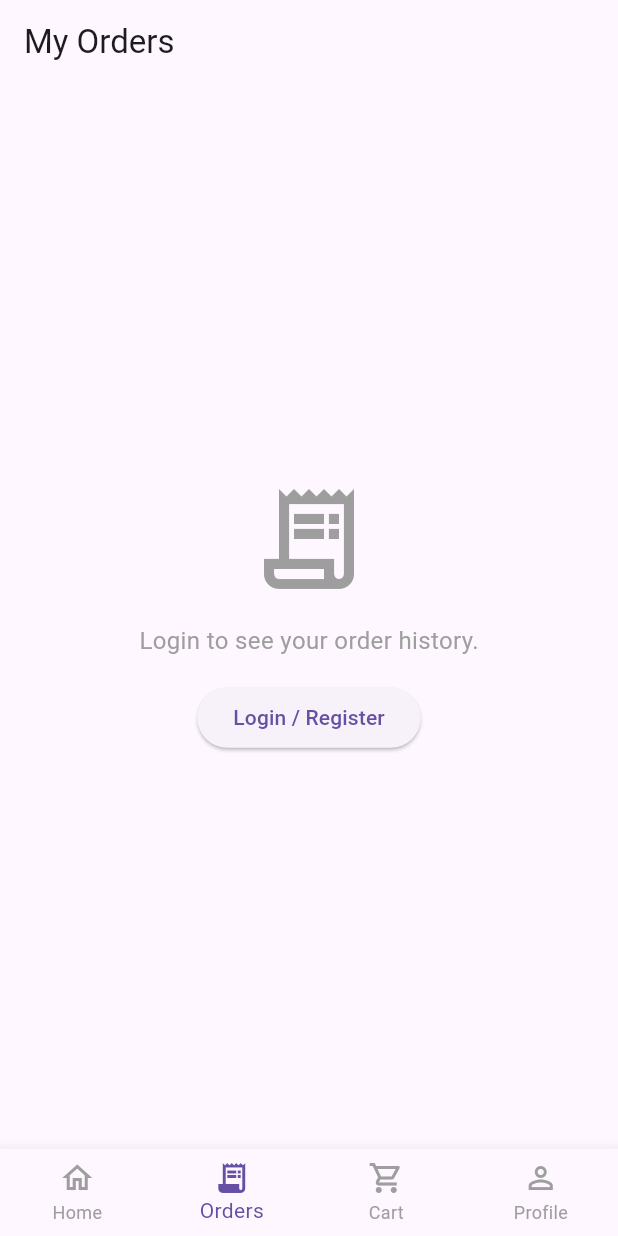
After one commit to MengT168/Flutter_Laravel_Pro, a Flutter app: the screen it shows after launch, item 2 of the bottom bar chosen, on a phone screen of 412 x 824 dp. The commit adds this screen. Run offline on Flutter 3.47's test engine with Material 3 defaults, Android fonts, the phone set to English and light mode, and no system bars; our stand-ins replace image_picker, shared_preferences; network calls fail.

Commit message:
update for myOrder and cancelOrder

```diff
--- /dev/null
+++ b/lib/screens/OrderScreen.dart
@@ -0,0 +1,156 @@
+import 'package:flutter/material.dart';
+import 'package:lara_flutter_pro/screens/login_screen.dart';
+import 'package:provider/provider.dart';
+import '../auth/auth_service.dart';
+
+class OrderScreen extends StatefulWidget {
+  const OrderScreen({super.key});
+
+  @override
+  State<OrderScreen> createState() => _OrderScreenState();
+}
+
+class _OrderScreenState extends State<OrderScreen> {
+  List<dynamic> _orders = [];
+  bool _isLoading = false;
+
+  @override
+  void didChangeDependencies() {
+    super.didChangeDependencies();
+    final authService = context.watch<AuthService>();
+    if (authService.user != null) {
+      _fetchOrders();
+    }
+  }
+
+  Future<void> _fetchOrders() async {
+    if (mounted) setState(() => _isLoading = true);
+    final orders = await context.read<AuthService>().getMyOrders();
+    if (mounted) {
+      setState(() {
+        _orders = orders;
+        _isLoading = false;
+      });
+    }
+  }
+
+  void _cancelOrder(int orderId) async {
+    final confirmed = await showDialog<bool>(
+      context: context,
+      builder: (context) => AlertDialog(
+        title: const Text('Cancel Order?'),
+        content: const Text('Are you sure you want to cancel this order?'),
+        actions: [
+          TextButton(onPressed: () => Navigator.pop(context, false), child: const Text('No')),
+          TextButton(onPressed: () => Navigator.pop(context, true), child: const Text('Yes, Cancel', style: TextStyle(color: Colors.red))),
+        ],
+      ),
+    );
+
+    if(confirmed == true) {
+      final success = await context.read<AuthService>().cancelOrder(orderId);
+      if (mounted) {
+        ScaffoldMessenger.of(context).showSnackBar(SnackBar(
+          content: Text('Order cancellation ${success ? 'successful' : 'failed'}'),
+          backgroundColor: success ? Colors.green : Colors.red,
+        ));
+      }
+      if (success) _fetchOrders();
+    }
+  }
+
+  @override
+  Widget build(BuildContext context) {
+    final authService = context.watch<AuthService>();
+
+    // THE FIX: Always return a Scaffold as the main widget.
+    return Scaffold(
+      appBar: AppBar(title: const Text('My Orders')),
+      // Only the body will change based on the login state.
+      body: authService.user == null
+          ? _buildLoginPrompt()
+          : _isLoading
+          ? const Center(child: CircularProgressIndicator())
+          : _buildOrderList(),
+    );
+  }
+
+  /// A widget to show when the user is not logged in.
+  Widget _buildLoginPrompt() {
+    return Center(
+      child: Column(
+        mainAxisAlignment: MainAxisAlignment.center,
+        children: [
+          const Icon(Icons.receipt_long_outlined, size: 80, color: Colors.grey),
+          const SizedBox(height: 16),
+          const Text("Login to see your order history.", style: TextStyle(fontSize: 16, color: Colors.grey)),
+          const SizedBox(height: 16),
+          ElevatedButton(
+            onPressed: () {
+              Navigator.push(context, MaterialPageRoute(builder: (_) => const LoginScreen(isPoppingOnSuccess: true)));
+            },
+            child: const Text('Login / Register'),
+          ),
+        ],
+      ),
+    );
+  }
+
+  /// A widget to show the list of orders.
+  Widget _buildOrderList() {
+    if (_orders.isEmpty) {
+      return const Center(child: Text('You have no orders yet.'));
+    }
+
+    return RefreshIndicator(
+      onRefresh: _fetchOrders,
+      child: ListView.builder(
+        padding: const EdgeInsets.all(8.0),
+        itemCount: _orders.length,
+        itemBuilder: (context, index) {
+          final order = _orders[index];
+          final isPending = order['status'] == 'pending';
+          return Card(
+            margin: const EdgeInsets.symmetric(vertical: 8.0),
+            child: Padding(
+              padding: const EdgeInsets.all(16.0),
+              child: Column(
+                crossAxisAlignment: CrossAxisAlignment.start,
+                children: [
+                  Row(
+                    mainAxisAlignment: MainAxisAlignment.spaceBetween,
+                    children: [
+                      Text('Order #${order['transaction_id']}', style: const TextStyle(fontWeight: FontWeight.bold)),
+                      Chip(
+                        label: Text(order['status'], style: const TextStyle(color: Colors.white, fontSize: 12)),
+                        backgroundColor: isPending ? Colors.orange : (order['status'] == 'cancel' ? Colors.red : Colors.green),
+                      ),
+                    ],
+                  ),
+                  const Divider(),
+                  Text('Recipient: ${order['fullname']}'),
+                  Text('Phone: ${order['phone']}'),
+                  Text('Address: ${order['address']}'),
+                  Text('Total: \$${order['total_amount']}', style: const TextStyle(fontWeight: FontWeight.bold)),
+                  Text('Date: ${order['created_at']}'), // You might want to format this date
+                  if (isPending)
+                    Padding(
+                      padding: const EdgeInsets.only(top: 8.0),
+                      child: SizedBox(
+                        width: double.infinity,
+                        child: OutlinedButton(
+                          onPressed: () => _cancelOrder(order['id']),
+                          style: OutlinedButton.styleFrom(foregroundColor: Colors.red),
+                          child: const Text('Cancel Order'),
+                        ),
+                      ),
+                    ),
+                ],
+              ),
+            ),
+          );
+        },
+      ),
+    );
+  }
+}
--- a/lib/screens/main_screen.dart
+++ b/lib/screens/main_screen.dart
@@ -5,6 +5,8 @@ import 'package:lara_flutter_pro/screens/home_screen.dart';
 import 'package:lara_flutter_pro/screens/placeholder_screen.dart';
 import 'package:lara_flutter_pro/screens/profile_screen.dart';
 import 'package:provider/provider.dart';
+
+import 'OrderScreen.dart';
 
 class MainScreen extends StatefulWidget {
   const MainScreen({super.key});
@@ -38,7 +40,8 @@ class _MainScreenState extends State<MainScreen> {
   // The list of screens for your bottom navigation bar.
   static const List<Widget> _widgetOptions = <Widget>[
     HomeScreen(),
-    PlaceholderScreen(title: 'Categories'), // You can build this screen later
+    OrderScreen(),
+    // PlaceholderScreen(title: 'Categories'), // You can build this screen later
     CartScreen(),
     ProfileScreen(),
   ];
@@ -68,7 +71,7 @@ class _MainScreenState extends State<MainScreen> {
       bottomNavigationBar: BottomNavigationBar(
         items: const <BottomNavigationBarItem>[
           BottomNavigationBarItem(icon: Icon(Icons.home_outlined), activeIcon: Icon(Icons.home), label: 'Home'),
-          BottomNavigationBarItem(icon: Icon(Icons.category_outlined), activeIcon: Icon(Icons.category), label: 'Order'),
+          BottomNavigationBarItem(icon: Icon(Icons.receipt_long_outlined), activeIcon: Icon(Icons.receipt_long), label: 'Orders'),
           BottomNavigationBarItem(icon: Icon(Icons.shopping_cart_outlined), activeIcon: Icon(Icons.shopping_cart), label: 'Cart'),
           BottomNavigationBarItem(icon: Icon(Icons.person_outline), activeIcon: Icon(Icons.person), label: 'Profile'),
         ],
```
Also changed, not shown: lib/auth/auth_service.dart (+59 -3 lines).
